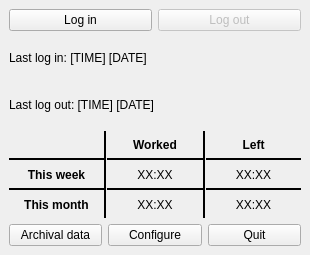
The window that ui/WorktimeLogger.ui (daneos/WorktimeLogger) describes before a commit, drawn with Qt 5.
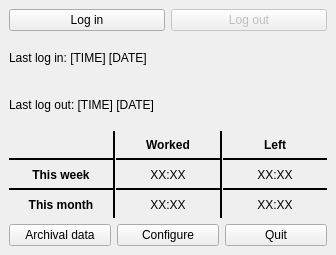
The same window after the commit. Icons and pictures are not drawn.

What changed in the file:
```diff
--- a/ui/WorktimeLogger.ui
+++ b/ui/WorktimeLogger.ui
@@ -9,7 +9,7 @@
    <rect>
     <x>0</x>
     <y>0</y>
-    <width>310</width>
+    <width>336</width>
     <height>255</height>
    </rect>
   </property>
```
Left out of the diff: 15 changed lines with no effect on the pictures.
